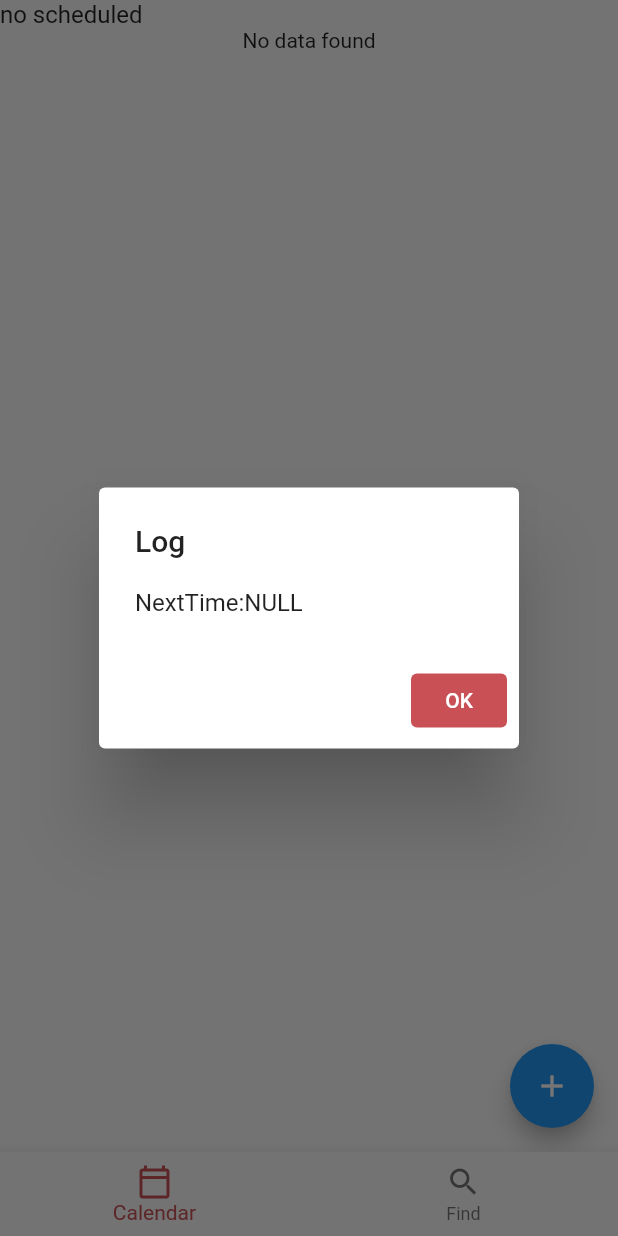
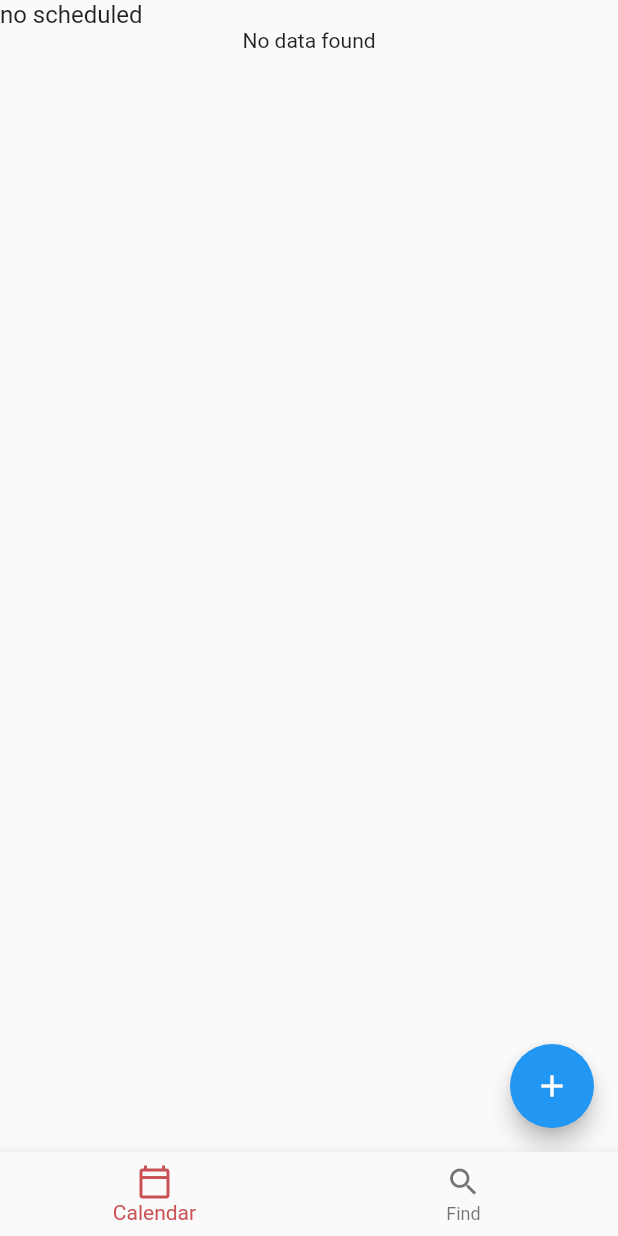
Before and after one commit to radiata1618/asakatsu_flultter_module, a Flutter app: the screen it shows after launch, on a phone screen of 412 x 824 dp. Run offline on Flutter 3.47's test engine with Material 2 defaults, Android fonts, the phone set to English and light mode, and no system bars; our stand-ins replace audioplayers, carousel_slider, flutter_riverpod, isar, smooth_page_indicator, vibration; accounts and stored records are empty; generated files the repository leaves out were written again; statements that could not run were skipped.

```diff
--- a/lib/UIs/viewAlarmTimePatternUI.dart
+++ b/lib/UIs/viewAlarmTimePatternUI.dart
@@ -26,7 +26,7 @@ class ViewAlarmTimePattern extends ConsumerWidget {
   @override
   Widget build(BuildContext context, WidgetRef ref) {
 
-    checkRingData(ref,context);
+    // checkRingData(ref,context);
 
     return Scaffold(
       appBar: commonAppTabBar(),
@@ -51,29 +51,29 @@ class ViewAlarmTimePattern extends ConsumerWidget {
     );
   }
 
-  Future<void> checkRingData(WidgetRef ref, BuildContext context)async {
-
-    Alarm? alarmData = await selectIsarAlarmMostRecent();
-
-    await commonShowOkInfoDialog(context, "Log", "NextTime:"+(alarmData==null?"NULL":alarmData!.nextDateTime!.toString()));
-    if(alarmData!=null){
-      await commonShowOkInfoDialog(context, "Log", "step2");
-      if(alarmData.nextDateTime!=null){
-        await commonShowOkInfoDialog(context, "Log", "step3");
-        if(DateTime.now().isAfter(alarmData.nextDateTime!)){
-          await commonShowOkInfoDialog(context, "Log", "step4");
-          //Alarm起動するときの処理
-
-          AlarmPattern? alarmPattern = await selectIsarAlarmPattern(alarmData.patternId);
-          await refleshAlarmNextDateTimeByPatternId(alarmPattern!.id!);
-          await calcAndWriteNextTimeOnTextFile();
-
-          await commonNavigatorPushSlideHorizon(context, const RingRoot());
-
-        }
-      }
-    }
-  }
+  // Future<void> checkRingData(WidgetRef ref, BuildContext context)async {
+  //
+  //   Alarm? alarmData = await selectIsarAlarmMostRecent();
+  //
+  //   // await commonShowOkInfoDialog(context, "Log", "NextTime:"+(alarmData==null?"NULL":alarmData!.nextDateTime!.toString()));
+  //   if(alarmData!=null){
+  //     // await commonShowOkInfoDialog(context, "Log", "step2");
+  //     if(alarmData.nextDateTime!=null){
+  //       // await commonShowOkInfoDialog(context, "Log", "step3");
+  //       if(DateTime.now().isAfter(alarmData.nextDateTime!)){
+  //         // await commonShowOkInfoDialog(context, "Log", "step4");
+  //         //Alarm起動するときの処理
+  //
+  //         AlarmPattern? alarmPattern = await selectIsarAlarmPattern(alarmData.patternId);
+  //         await refleshAlarmNextDateTimeByPatternId(alarmPattern!.id!);
+  //         await calcAndWriteNextTimeOnTextFile();
+  //
+  //         await commonNavigatorPushSlideHorizon(context, const RingRoot());
+  //
+  //       }
+  //     }
+  //   }
+  // }
 
   Widget headerInfo(BuildContext context, WidgetRef ref){
     return FutureBuilder(
```
